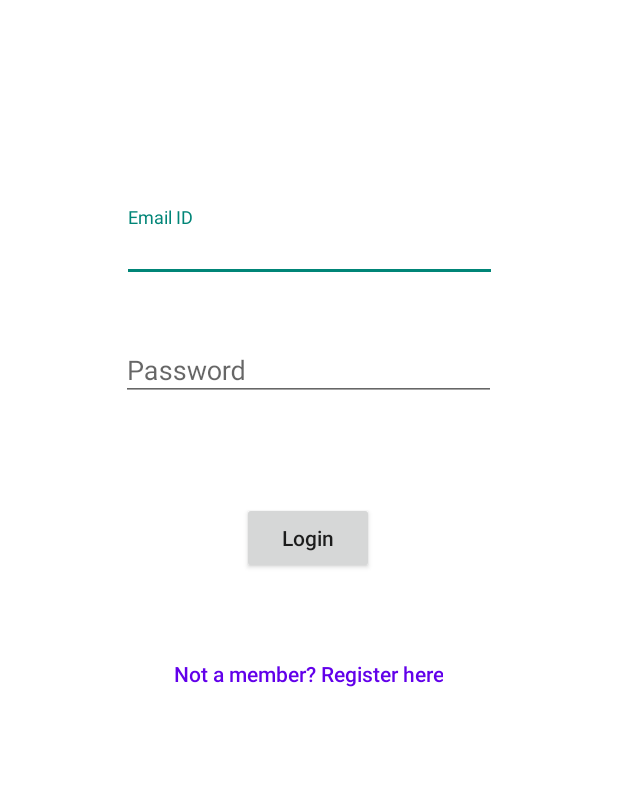
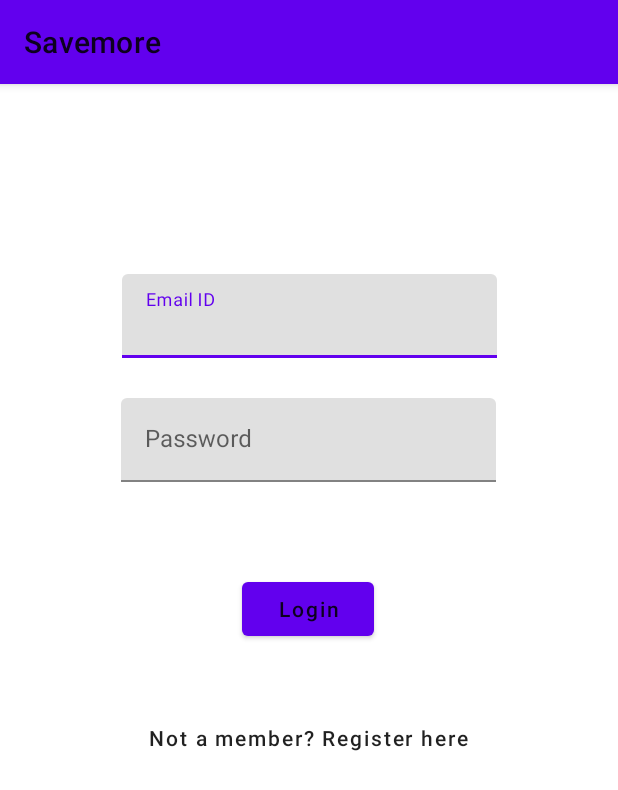
Before and after one commit to vivekverma123/Savemore, an Android app: the screen it shows after launch (MainActivity), on a phone screen of 412 x 824 dp. Shown: the top 790 px of the screen. Run offline under Robolectric (Android 15) with nearby library versions, the phone set to English and light mode, and no system bars; our stand-ins replace Firebase (no records; nobody signed in at launch, a user with empty details on screens opened directly).

Commit message:
Support for dark theme (Android 10 onwards) added

```diff
--- a/app/src/main/AndroidManifest.xml
+++ b/app/src/main/AndroidManifest.xml
@@ -8,7 +8,7 @@
         android:label="@string/app_name"
         android:roundIcon="@mipmap/ic_launcher_round"
         android:supportsRtl="true"
-        android:theme="@style/Theme.Savemore">
+        android:theme="@style/AppTheme">
         <activity android:name=".ui.activities.AccountDetail"></activity>
         <activity
             android:name=".ui.activities.DashboardActivity"
--- a/app/src/main/res/layout/accounts_fragment.xml
+++ b/app/src/main/res/layout/accounts_fragment.xml
@@ -4,7 +4,6 @@
     xmlns:tools="http://schemas.android.com/tools"
     android:layout_width="match_parent"
     android:layout_height="match_parent"
-    android:background="#FFFFFF"
     tools:context=".ui.accounts.Accounts">
 
     <com.google.android.material.floatingactionbutton.FloatingActionButton
--- a/app/src/main/res/layout/activity_dashboard2.xml
+++ b/app/src/main/res/layout/activity_dashboard2.xml
@@ -5,7 +5,6 @@
     android:id="@+id/drawer_layout"
     android:layout_width="match_parent"
     android:layout_height="match_parent"
-    android:background="#FFFFFF"
     android:fitsSystemWindows="true"
     tools:openDrawer="start">
 
--- a/app/src/main/res/layout/activity_main.xml
+++ b/app/src/main/res/layout/activity_main.xml
@@ -4,32 +4,32 @@
     xmlns:tools="http://schemas.android.com/tools"
     android:layout_width="match_parent"
     android:layout_height="match_parent"
-    android:background="#FFFFFF"
-    tools:context=".ui.activities.MainActivity">
+    android:background="#00000000"
+    tools:context="com.example.savemore.ui.activities.MainActivity">
 
     <com.google.android.material.textfield.TextInputLayout
         android:id="@+id/to_text_input_layout"
         android:layout_width="250dp"
-        android:layout_height="50dp"
+        android:layout_height="wrap_content"
         app:layout_constraintBottom_toBottomOf="parent"
         app:layout_constraintEnd_toEndOf="parent"
         app:layout_constraintStart_toStartOf="parent"
         app:layout_constraintTop_toTopOf="parent"
         app:layout_constraintVertical_bias="0.178">
 
-        <AutoCompleteTextView
+        <com.google.android.material.textfield.TextInputEditText
             android:id="@+id/email"
             android:layout_width="fill_parent"
-            android:layout_height="match_parent"
-            android:layout_marginTop="45dp"
+            android:layout_height="wrap_content"
             android:hint="Email ID"
             android:inputType="textEmailAddress" />
+
     </com.google.android.material.textfield.TextInputLayout>
 
     <com.google.android.material.textfield.TextInputLayout
         android:id="@+id/to_text_input_layout2"
         android:layout_width="250dp"
-        android:layout_height="50dp"
+        android:layout_height="wrap_content"
         app:layout_constraintBottom_toBottomOf="parent"
         app:layout_constraintEnd_toEndOf="parent"
         app:layout_constraintHorizontal_bias="0.496"
@@ -37,13 +37,13 @@
         app:layout_constraintTop_toBottomOf="@+id/to_text_input_layout"
         app:layout_constraintVertical_bias="0.05">
 
-        <AutoCompleteTextView
+        <com.google.android.material.textfield.TextInputEditText
             android:id="@+id/password"
             android:layout_width="fill_parent"
-            android:layout_height="match_parent"
-            android:layout_marginTop="45dp"
+            android:layout_height="wrap_content"
             android:hint="Password"
             android:inputType="textPassword" />
+
     </com.google.android.material.textfield.TextInputLayout>
 
     <Button
@@ -52,6 +52,7 @@
         android:layout_height="wrap_content"
         android:text="Login"
         android:textAllCaps="false"
+        android:textColor="?android:attr/textColorPrimary"
         app:layout_constraintBottom_toBottomOf="parent"
         app:layout_constraintEnd_toEndOf="parent"
         app:layout_constraintHorizontal_bias="0.498"
@@ -67,7 +68,7 @@
         android:padding="1dp"
         android:text="Not a member? Register here"
         android:textAllCaps="false"
-        android:textColor="#6200EA"
+        android:textColor="?android:attr/textColorPrimary"
         app:layout_constraintBottom_toBottomOf="parent"
         app:layout_constraintEnd_toEndOf="parent"
         app:layout_constraintHorizontal_bias="0.498"
--- a/app/src/main/res/layout/content_main.xml
+++ b/app/src/main/res/layout/content_main.xml
@@ -4,7 +4,6 @@
     xmlns:tools="http://schemas.android.com/tools"
     android:layout_width="match_parent"
     android:layout_height="match_parent"
-    android:background="#FFFFFF"
     app:layout_behavior="@string/appbar_scrolling_view_behavior"
     tools:showIn="@layout/app_bar_main">
 
--- a/app/src/main/res/layout/create_account.xml
+++ b/app/src/main/res/layout/create_account.xml
@@ -4,7 +4,6 @@
     xmlns:tools="http://schemas.android.com/tools"
     android:layout_width="match_parent"
     android:layout_height="300dp"
-    android:background="#FFFFFF"
     android:orientation="vertical">
 
     <TextView
@@ -15,6 +14,7 @@
         android:gravity="center_vertical"
         android:padding="10dp"
         android:text="Create New Account"
+        android:textColor="?android:attr/textColorPrimary"
         android:textColorHighlight="#000000"
         android:textSize="18sp"
         app:layout_constraintBottom_toBottomOf="parent"
@@ -39,7 +39,8 @@
             android:id="@+id/account_name1"
             android:layout_width="match_parent"
             android:layout_height="wrap_content"
-            android:hint="Account Name" />
+            android:hint="Account Name"
+            android:textColor="?android:attr/textColorPrimary" />
     </com.google.android.material.textfield.TextInputLayout>
 
     <Button
--- a/app/src/main/res/layout/create_transaction.xml
+++ b/app/src/main/res/layout/create_transaction.xml
@@ -24,8 +24,9 @@
         android:layout_height="40dp"
         android:gravity="center|left"
         android:padding="10dp"
-        android:text="Transcation Details"
-        android:textColor="#000000"
+        android:text="Provide Transcation Details"
+        android:textColor="?android:attr/textColorPrimary"
+        android:textSize="18sp"
         app:layout_constraintBottom_toBottomOf="parent"
         app:layout_constraintEnd_toEndOf="parent"
         app:layout_constraintHorizontal_bias="0.498"
--- a/app/src/main/res/values/colors.xml
+++ b/app/src/main/res/values/colors.xml
@@ -1,10 +1,10 @@
 <?xml version="1.0" encoding="utf-8"?>
 <resources>
-    <color name="purple_200">#E57373</color>
-    <color name="purple_500">#E57373</color>
-    <color name="purple_700">#E57373</color>
-    <color name="teal_200">#E57373</color>
-    <color name="teal_700">#E57373</color>
+    <color name="purple_200">#FFBB86FC</color>
+    <color name="purple_500">#FF6200EE</color>
+    <color name="purple_700">#FF3700B3</color>
+    <color name="teal_200">#FF03DAC5</color>
+    <color name="teal_700">#FF018786</color>
     <color name="black">#FF000000</color>
-    <color name="white">#FFFFFF</color>
+    <color name="white">#FFFFFFFF</color>
 </resources>
--- a/app/src/main/res/values/themes.xml
+++ b/app/src/main/res/values/themes.xml
@@ -11,6 +11,8 @@
         <item name="colorOnSecondary">@color/black</item>
         <!-- Status bar color. -->
         <item name="android:statusBarColor" tools:targetApi="l">?attr/colorPrimaryVariant</item>
+
+
         <!-- Customize your theme here. -->
     </style>
 
@@ -19,6 +21,8 @@
         <item name="windowNoTitle">true</item>
     </style>
 
+    <style name="AppTheme" parent="Theme.MaterialComponents.DayNight"/>
+
     <style name="Theme.Savemore.AppBarOverlay" parent="ThemeOverlay.AppCompat.Dark.ActionBar" />
 
     <style name="Theme.Savemore.PopupOverlay" parent="ThemeOverlay.AppCompat.Light" />
```
Also changed, not shown: app/src/main/res/layout/account_info.xml (+3 -4 lines), app/src/main/res/layout/activity_account_detail.xml (+5 -5 lines), app/src/main/res/layout/activity_signup.xml (+9 -13 lines), app/src/main/res/layout/transaction_item.xml (+4 -4 lines).
